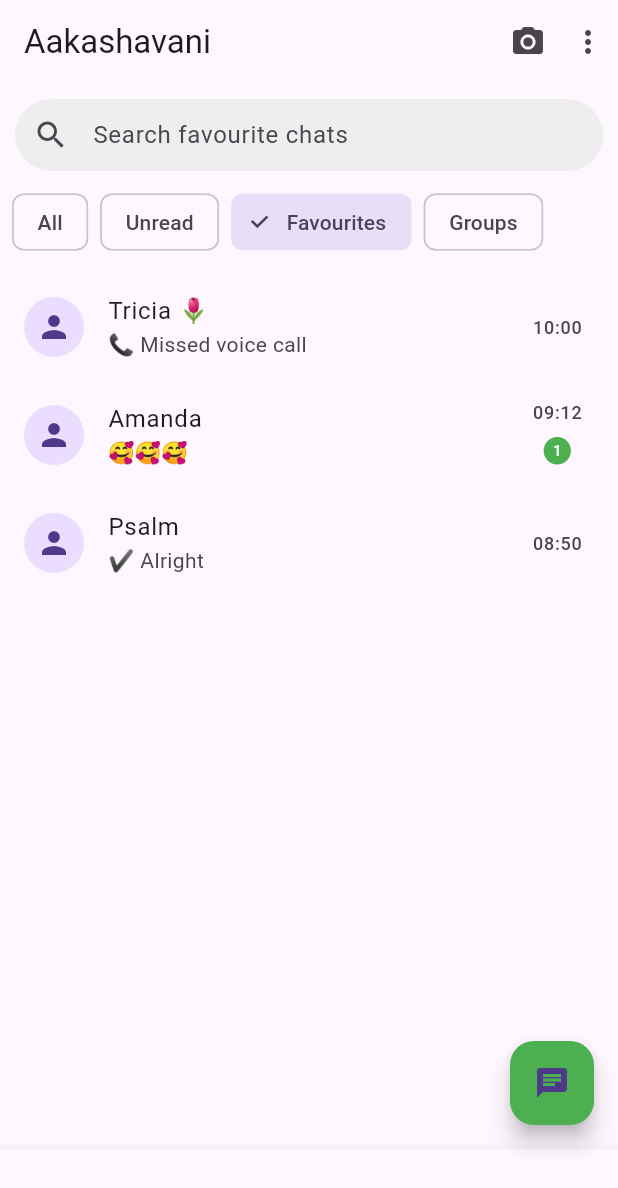
After one commit to Keshav757/aakashavani, a Flutter app: the ChatsScreen screen opened directly, on a phone screen of 412 x 824 dp. The commit adds this screen. Shown: the top 1188 px of the screen. Run offline on Flutter 3.47's test engine with Material 3 defaults, Android fonts, the phone set to English and light mode, and no system bars; our stand-ins replace firebase_auth, firebase_core, image_picker; accounts and stored records are empty.

Commit message:
Add chat screen layout with dummy chat tiles

```diff
--- /dev/null
+++ b/lib/screens/chats_screen.dart
@@ -0,0 +1,103 @@
+import 'package:flutter/material.dart';
+import '../widgets/chat_tile.dart';
+
+class ChatsScreen extends StatelessWidget {
+  const ChatsScreen({super.key});
+
+  @override
+  Widget build(BuildContext context) {
+    return Scaffold(
+      appBar: AppBar(
+        title: const Text("Aakashavani"),
+        actions: const [
+          Icon(Icons.camera_alt),
+          SizedBox(width: 16),
+          Icon(Icons.more_vert),
+          SizedBox(width: 8),
+        ],
+      ),
+      body: Column(
+        children: [
+          // Search bar
+          Padding(
+            padding: const EdgeInsets.all(10),
+            child: TextField(
+              decoration: InputDecoration(
+                hintText: "Search favourite chats",
+                prefixIcon: const Icon(Icons.search),
+                filled: true,
+                fillColor: Colors.grey[200],
+                contentPadding: const EdgeInsets.symmetric(vertical: 0),
+                border: OutlineInputBorder(
+                  borderRadius: BorderRadius.circular(30),
+                  borderSide: BorderSide.none,
+                ),
+              ),
+            ),
+          ),
+
+          // Filter chips
+          Padding(
+            padding: const EdgeInsets.symmetric(horizontal: 8.0),
+            child: Row(
+              children: [
+                FilterChip(label: const Text("All"), onSelected: (_) {}),
+                const SizedBox(width: 8),
+                FilterChip(label: const Text("Unread"), onSelected: (_) {}),
+                const SizedBox(width: 8),
+                FilterChip(label: const Text("Favourites"), selected: true, onSelected: (_) {}),
+                const SizedBox(width: 8),
+                FilterChip(label: const Text("Groups"), onSelected: (_) {}),
+              ],
+            ),
+          ),
+
+          const SizedBox(height: 10),
+
+          // Chat list
+          Expanded(
+            child: ListView(
+              children: const [
+                ChatTile(
+                  name: "Tricia 🌷",
+                  lastMessage: "📞 Missed voice call",
+                  time: "10:00",
+                  isUnread: false,
+                ),
+                ChatTile(
+                  name: "Amanda",
+                  lastMessage: "🥰🥰🥰",
+                  time: "09:12",
+                  isUnread: true,
+                ),
+                ChatTile(
+                  name: "Psalm",
+                  lastMessage: "✔️ Alright",
+                  time: "08:50",
+                ),
+              ],
+            ),
+          ),
+        ],
+      ),
+
+      floatingActionButton: FloatingActionButton(
+        backgroundColor: Colors.green,
+        onPressed: () {
+          // open new chat
+        },
+        child: const Icon(Icons.chat),
+      ),
+
+      bottomNavigationBar: BottomNavigationBar(
+        currentIndex: 0, // Chats selected
+        items: const [
+          BottomNavigationBarItem(icon: Icon(Icons.chat), label: "Chats"),
+          BottomNavigationBarItem(icon: Icon(Icons.update), label: "Updates"),
+          BottomNavigationBarItem(icon: Icon(Icons.groups), label: "Communities"),
+          BottomNavigationBarItem(icon: Icon(Icons.call), label: "Calls"),
+        ],
+      ),
+    );
+  }
+}
--- a/lib/screens/profile_setup_screen.dart
+++ b/lib/screens/profile_setup_screen.dart
@@ -1,6 +1,8 @@
 import 'package:flutter/material.dart';
 import 'package:image_picker/image_picker.dart';
 import 'dart:io';
+import 'chats_screen.dart';
+
 
 class ProfileSetupScreen extends StatefulWidget {
   const ProfileSetupScreen({super.key});
@@ -31,12 +33,15 @@ class _ProfileSetupScreenState extends State<ProfileSetupScreen> {
       return;
     }
 
-    // You can now use name + _image to send to backend or next screen
-    print("Name: $name");
-    print("Image path: ${_image?.path}");
+    // Optionally: store name and image to backend or local storage here
 
-    // Navigate or save data here
+    // Navigate to Chats screen
+    Navigator.pushReplacement(
+      context,
+      MaterialPageRoute(builder: (context) => const ChatsScreen()),
+    );
   }
+
 
   @override
   Widget build(BuildContext context) {
--- /dev/null
+++ b/lib/widgets/chat_tile.dart
@@ -0,0 +1,49 @@
+import 'package:flutter/material.dart';
+
+class ChatTile extends StatelessWidget {
+  final String name;
+  final String lastMessage;
+  final String time;
+  final String? profileUrl;
+  final bool isUnread;
+
+  const ChatTile({
+    super.key,
+    required this.name,
+    required this.lastMessage,
+    required this.time,
+    this.profileUrl,
+    this.isUnread = false,
+  });
+
+  @override
+  Widget build(BuildContext context) {
+    return ListTile(
+      leading: CircleAvatar(
+        backgroundImage: profileUrl != null ? NetworkImage(profileUrl!) : null,
+        child: profileUrl == null ? const Icon(Icons.person) : null,
+      ),
+      title: Text(name),
+      subtitle: Text(lastMessage),
+      trailing: Column(
+        mainAxisAlignment: MainAxisAlignment.center,
+        children: [
+          Text(time, style: const TextStyle(fontSize: 12)),
+          if (isUnread)
+            Container(
+              margin: const EdgeInsets.only(top: 4),
+              padding: const EdgeInsets.all(6),
+              decoration: const BoxDecoration(
+                shape: BoxShape.circle,
+                color: Colors.green,
+              ),
+              child: const Text(
+                "1",
+                style: TextStyle(color: Colors.white, fontSize: 10),
+              ),
+            )
+        ],
+      ),
+    );
+  }
+}
```
